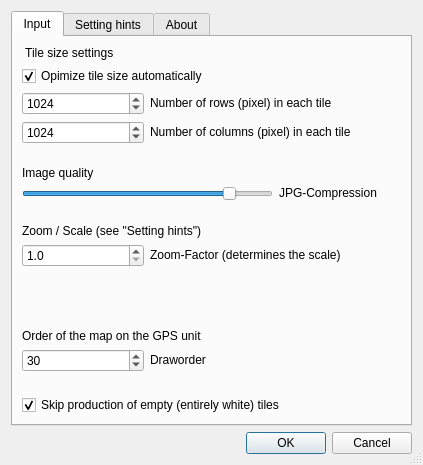
First picture: the form in GarminCustomMap_dialog_base.ui, repository NINAnor/GarminCustomMaps, before the edit.
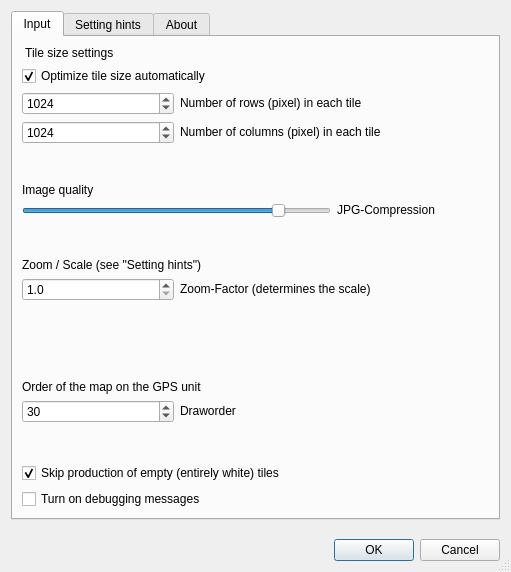
Second picture: the form after the edit.

Commit message: Added debugging messages and UI control

```diff
--- a/GarminCustomMap_dialog_base.ui
+++ b/GarminCustomMap_dialog_base.ui
@@ -6,8 +6,8 @@
    <rect>
     <x>0</x>
     <y>0</y>
-    <width>423</width>
-    <height>465</height>
+    <width>511</width>
+    <height>572</height>
    </rect>
   </property>
   <property name="sizePolicy">
@@ -240,7 +240,7 @@
            <item row="1" column="0" colspan="3" alignment="Qt::AlignLeft|Qt::AlignVCenter">
             <widget class="QCheckBox" name="flag_optimize">
              <property name="text">
-              <string>Opimize tile size automatically</string>
+              <string>Optimize tile size automatically</string>
              </property>
              <property name="checked">
               <bool>true</bool>
@@ -257,6 +257,19 @@
              </property>
             </widget>
            </item>
+           <item row="17" column="0" colspan="3" alignment="Qt::AlignVCenter">
+            <widget class="QCheckBox" name="flag_dbgMsg">
+             <property name="toolTip">
+              <string>This setting will dump verbose output to a new tab in the Log Messages panel.</string>
+             </property>
+             <property name="text">
+              <string>Turn on debugging messages</string>
+             </property>
+             <property name="checked">
+              <bool>false</bool>
+             </property>
+            </widget>
+           </item>
            <item row="7" column="0">
             <spacer name="verticalSpacer_2">
              <property name="orientation">
```
Left out of the diff: 2 changed lines with no effect on the pictures. The commit also changes 1 other file.
